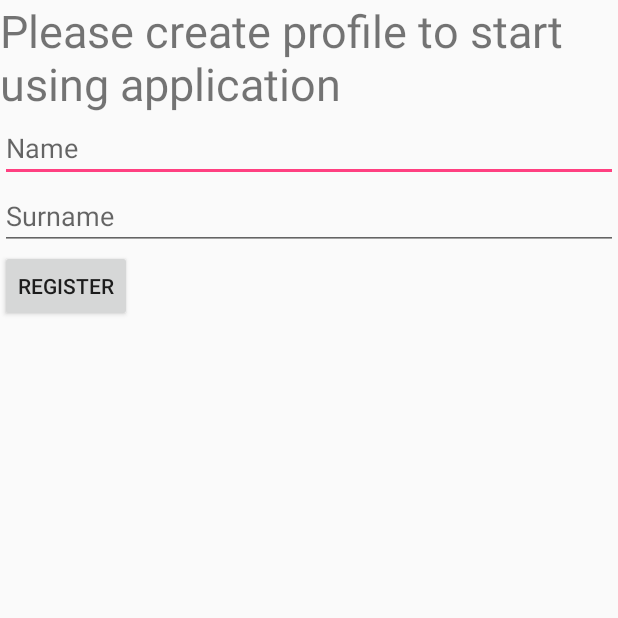
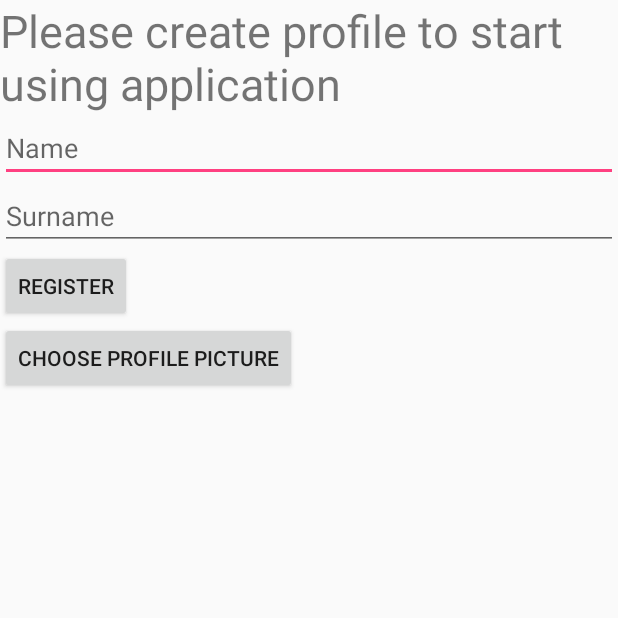
Before and after one commit to adrianzgaljic/GPSExample, an Android app: the screen it shows after launch (RegisterActivity), on a phone screen of 412 x 824 dp, the top half of it. Run offline under Robolectric (Android 15) with nearby library versions, the phone set to English and light mode, and no system bars.

Commit message:
[version 0.5] dodavanje PP

```diff
--- a/app/src/main/res/layout/intro.xml
+++ b/app/src/main/res/layout/intro.xml
@@ -9,4 +9,10 @@
         android:text="New Text"
         android:id="@+id/tvHello"
         android:layout_gravity="center_horizontal" />
+
+    <ImageView
+        android:layout_width="wrap_content"
+        android:layout_height="wrap_content"
+        android:id="@+id/ivPP"
+        android:layout_gravity="center_horizontal" />
 </LinearLayout>
--- a/app/src/main/res/layout/register.xml
+++ b/app/src/main/res/layout/register.xml
@@ -34,4 +34,16 @@
         android:text="Register"
         android:id="@+id/btnRegister" />
 
+    <Button
+        android:layout_width="wrap_content"
+        android:layout_height="wrap_content"
+        android:text="Choose profile picture"
+        android:id="@+id/btnChoosePP" />
+
+    <ImageView
+        android:layout_width="wrap_content"
+        android:layout_height="wrap_content"
+        android:id="@+id/ivRegisterPP"
+        android:layout_gravity="center_horizontal" />
+
 </LinearLayout>
```
Also changed, not shown: app/src/main/java/com/example/adrianzgaljic/gpsexample/IntroActivity.java (+28 -0 lines), app/src/main/java/com/example/adrianzgaljic/gpsexample/RegisterActivity.java (+60 -0 lines).
